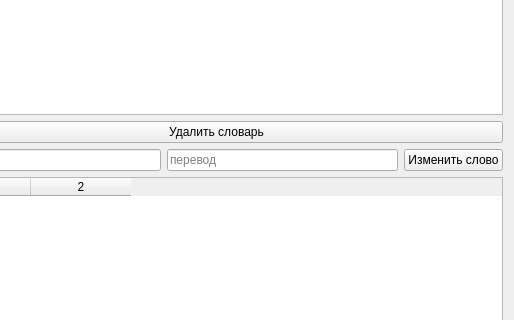
Old version of the form diglot-weave-gui/diglot-weave-gui/dialogs/dictdialog.ui in the repository kolodnikovm/diglotweave; both pictures show x 81 to 595 and y 185 to 505 of the 595 by 717 pixel window.
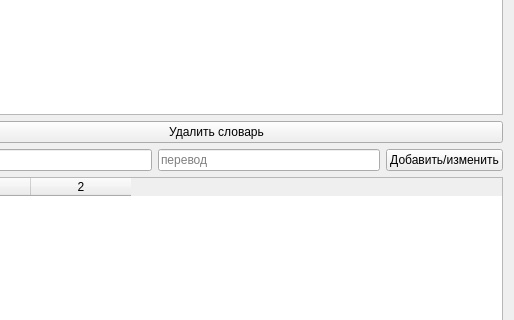
New version of the form.

```diff
--- a/diglot-weave-gui/diglot-weave-gui/dialogs/dictdialog.ui
+++ b/diglot-weave-gui/diglot-weave-gui/dialogs/dictdialog.ui
@@ -102,7 +102,7 @@
        <item>
         <widget class="QPushButton" name="addWordButton">
          <property name="text">
-          <string>Изменить слово</string>
+          <string>Добавить/изменить</string>
          </property>
         </widget>
        </item>
```
